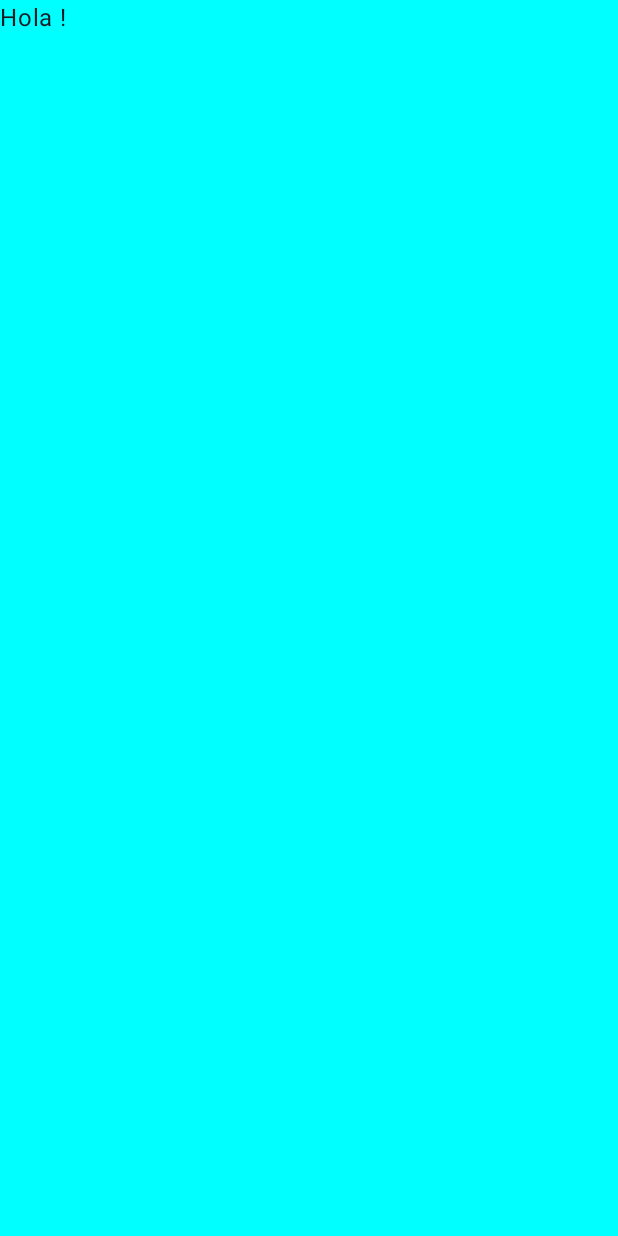
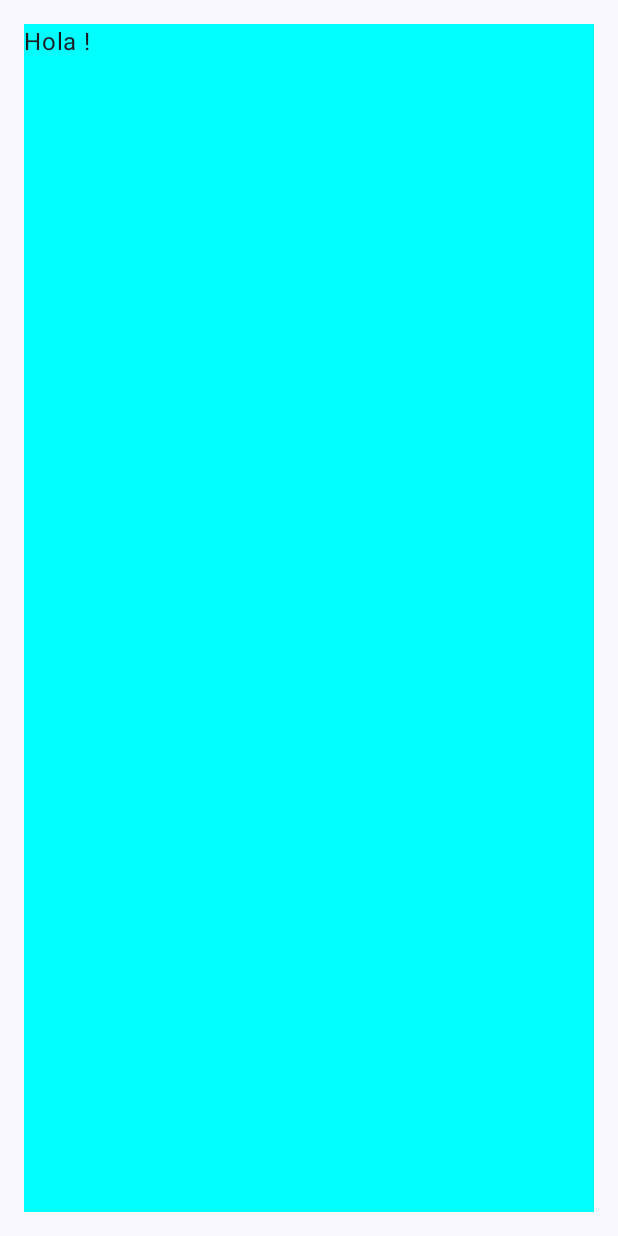
Before and after one commit to ArthurDioses/MDC_JC, an Android app built with Jetpack Compose: the screen it shows after launch (MainActivity), on a phone screen of 412 x 824 dp. Before the commit the screen is almost empty. Run offline under Robolectric (Android 15) with nearby library versions, the phone set to English and light mode, and no system bars.

Commit message:
- Using Scaffold

```diff
--- a/app/src/main/java/com/dioses/mdcjc/ContentScrolling.kt
+++ b/app/src/main/java/com/dioses/mdcjc/ContentScrolling.kt
@@ -2,11 +2,13 @@ package com.dioses.mdcjc
 
 import androidx.compose.foundation.background
 import androidx.compose.foundation.layout.fillMaxSize
+import androidx.compose.foundation.layout.padding
 import androidx.compose.material3.Text
 import androidx.compose.runtime.Composable
 import androidx.compose.ui.Modifier
 import androidx.compose.ui.graphics.Color
 import androidx.compose.ui.tooling.preview.Preview
+import androidx.compose.ui.unit.dp
 import com.dioses.mdcjc.ui.theme.MDCJCTheme
 
 
@@ -19,10 +21,12 @@ fun ContentPreview() {
 }
 
 @Composable
-fun Content() {
+fun Content(modifier: Modifier = Modifier) {
     Text(
         text = "Hola !", modifier = Modifier
             .fillMaxSize()
+            .padding(16.dp)
             .background(Color.Cyan)
+
     )
 }
--- a/app/src/main/java/com/dioses/mdcjc/MainActivity.kt
+++ b/app/src/main/java/com/dioses/mdcjc/MainActivity.kt
@@ -4,9 +4,10 @@ import android.os.Bundle
 import androidx.activity.ComponentActivity
 import androidx.activity.compose.setContent
 import androidx.compose.foundation.layout.fillMaxSize
+import androidx.compose.foundation.layout.padding
+import androidx.compose.material3.ExperimentalMaterial3Api
 import androidx.compose.material3.MaterialTheme
-import androidx.compose.material3.Surface
-import androidx.compose.material3.Text
+import androidx.compose.material3.Scaffold
 import androidx.compose.runtime.Composable
 import androidx.compose.ui.Modifier
 import androidx.compose.ui.tooling.preview.Preview
@@ -17,20 +18,20 @@ class MainActivity : ComponentActivity() {
         super.onCreate(savedInstanceState)
         setContent {
             MDCJCTheme {
-                // A surface container using the 'background' color from the theme
-                Surface(
-                    modifier = Modifier.fillMaxSize(),
-                    color = MaterialTheme.colorScheme.background
-                ) {
-                    ContentMain()
-                }
+                ContentMain()
             }
         }
     }
 }
 
+@OptIn(ExperimentalMaterial3Api::class)
 @Preview(showBackground = true, showSystemUi = true)
 @Composable
 fun ContentMain() {
-    Content()
+    Scaffold(
+        modifier = Modifier.fillMaxSize(),
+        containerColor = MaterialTheme.colorScheme.background
+    ) { padding ->
+        Content(Modifier.padding(padding))
+    }
 }
```
